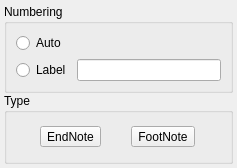
KDE/krita, file plugins/textshape/dialogs/SimpleFootEndNotesWidget.ui: the form before one commit.
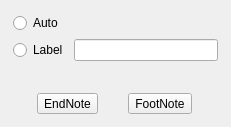
The form after the commit.

Commit message: Added ui for notes' configuration

Patch:
```diff
--- a/plugins/textshape/dialogs/SimpleFootEndNotesWidget.ui
+++ b/plugins/textshape/dialogs/SimpleFootEndNotesWidget.ui
@@ -6,8 +6,8 @@
    <rect>
     <x>0</x>
     <y>0</y>
-    <width>237</width>
-    <height>168</height>
+    <width>231</width>
+    <height>127</height>
    </rect>
   </property>
   <property name="sizePolicy">
@@ -24,10 +24,7 @@
     <number>4</number>
    </property>
    <item>
-    <widget class="QGroupBox" name="numbering">
-     <property name="title">
-      <string>Numbering</string>
-     </property>
+    <widget class="QFrame" name="numbering">
      <layout class="QVBoxLayout" name="verticalLayout_2">
       <item>
        <widget class="QRadioButton" name="autoNumbering">
@@ -50,14 +47,27 @@
         </item>
        </layout>
       </item>
+      <item>
+       <spacer name="verticalSpacer">
+        <property name="orientation">
+         <enum>Qt::Vertical</enum>
+        </property>
+        <property name="sizeType">
+         <enum>QSizePolicy::Preferred</enum>
+        </property>
+        <property name="sizeHint" stdset="0">
+         <size>
+          <width>7</width>
+          <height>14</height>
+         </size>
+        </property>
+       </spacer>
+      </item>
      </layout>
     </widget>
    </item>
    <item>
-    <widget class="QGroupBox" name="type">
-     <property name="title">
-      <string>Type</string>
-     </property>
+    <widget class="QFrame" name="type">
      <layout class="QHBoxLayout" name="horizontalLayout_2">
       <item>
        <widget class="QToolButton" name="addEndnote">
```
The commit also changes 9 other files.
